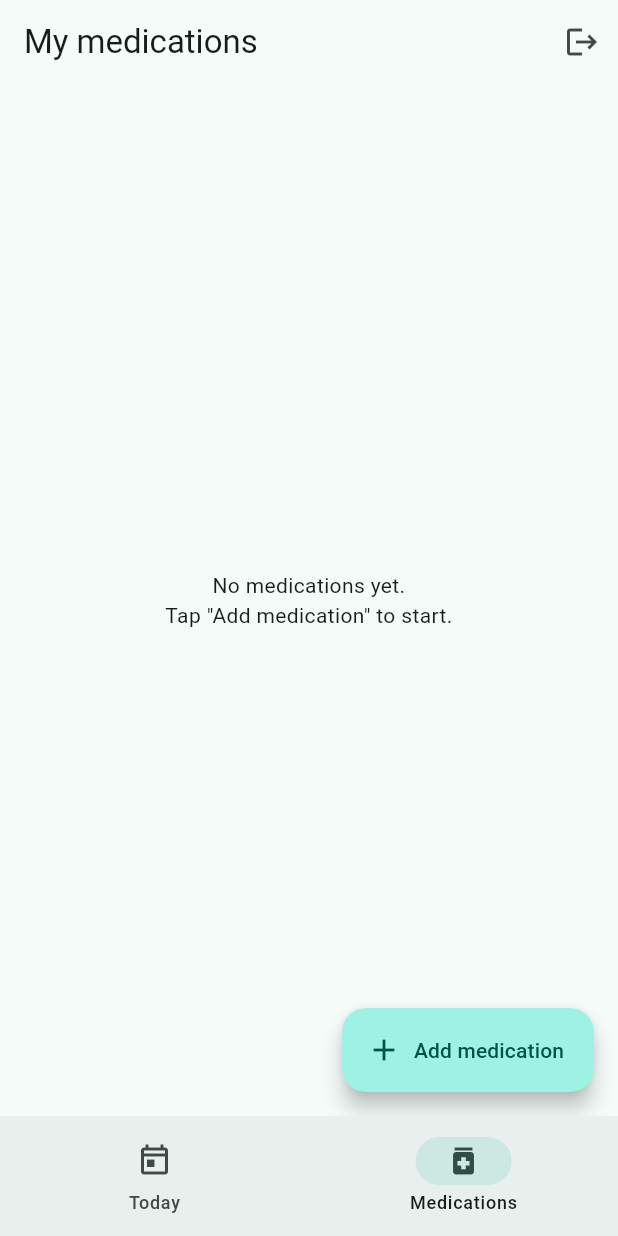
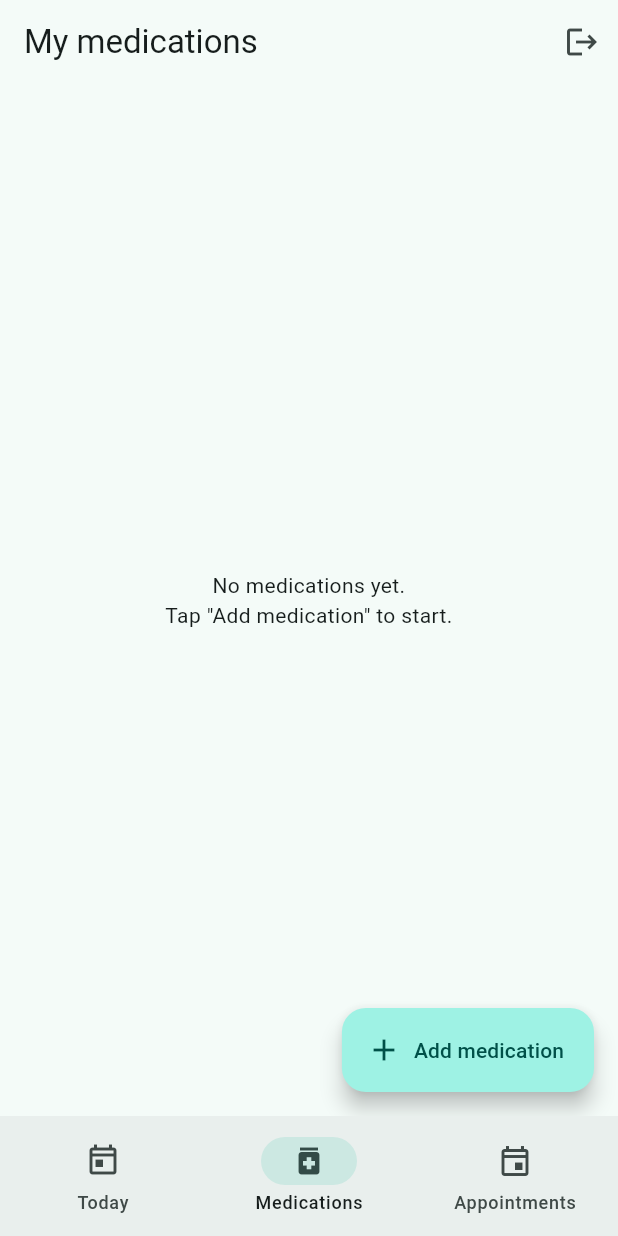
Before and after one commit to yoadin/MedTrack, a Flutter app: the screen it shows once a user with an empty profile is signed in, item 2 of the bottom bar chosen, after a tap on the "logout" icon, on a phone screen of 412 x 824 dp. Run offline on Flutter 3.47's test engine with Material 3 defaults, Android fonts, the phone set to English and light mode, and no system bars; our stand-ins replace cloud_firestore, firebase_auth, firebase_core, flutter_local_notifications, timezone; accounts and stored records are empty; project files that could hold a hidden picture were left out.

Commit message:
add appointment management features with CRUD operations and notifications

```diff
--- /dev/null
+++ b/lib/models/appointment.dart
@@ -0,0 +1,29 @@
+import 'package:cloud_firestore/cloud_firestore.dart';
+
+class Appointment {
+  final String id;
+  final String doctor;
+  final String place;
+  final DateTime dateTime;
+  final String notes;
+
+  const Appointment({
+    required this.id,
+    required this.doctor,
+    required this.place,
+    required this.dateTime,
+    required this.notes,
+  });
+
+  factory Appointment.fromDoc(DocumentSnapshot<Map<String, dynamic>> doc) {
+    final d = doc.data() ?? {};
+    final ts = d['dateTime'];
+    return Appointment(
+      id: doc.id,
+      doctor: d['doctor'] as String? ?? '',
+      place: d['place'] as String? ?? '',
+      dateTime: ts is Timestamp ? ts.toDate() : DateTime.now(),
+      notes: d['notes'] as String? ?? '',
+    );
+  }
+}
--- /dev/null
+++ b/lib/screens/appointments_screen.dart
@@ -0,0 +1,159 @@
+import 'dart:async';
+
+import 'package:flutter/material.dart';
+
+import '../models/appointment.dart';
+import '../services/appointment_service.dart';
+import '../services/notification_service.dart';
+import '../utils/format.dart';
+import 'add_appointment_screen.dart';
+
+class AppointmentsScreen extends StatefulWidget {
+  const AppointmentsScreen({super.key});
+
+  @override
+  State<AppointmentsScreen> createState() => _AppointmentsScreenState();
+}
+
+class _AppointmentsScreenState extends State<AppointmentsScreen> {
+  final _service = AppointmentService();
+  late final Stream<List<Appointment>> _stream = _service.watchAll();
+  StreamSubscription<List<Appointment>>? _reminderSub;
+
+  @override
+  void initState() {
+    super.initState();
+    // Rebuild appointment reminders whenever the list changes.
+    _reminderSub = _service.watchAll().listen(
+          (list) => NotificationService.instance.syncAppointments(list),
+          onError: (Object e) => debugPrint('Appointments stream: $e'),
+        );
+  }
+
+  @override
+  void dispose() {
+    _reminderSub?.cancel();
+    super.dispose();
+  }
+
+  Future<void> _confirmDelete(Appointment a) async {
+    final ok = await showDialog<bool>(
+      context: context,
+      builder: (ctx) => AlertDialog(
+        title: const Text('Delete appointment?'),
+        content: Text('Remove the appointment with ${a.doctor}?'),
+        actions: [
+          TextButton(
+            onPressed: () => Navigator.pop(ctx, false),
+            child: const Text('Cancel'),
+          ),
+          TextButton(
+            onPressed: () => Navigator.pop(ctx, true),
+            child: const Text('Delete'),
+          ),
+        ],
+      ),
+    );
+    if (ok == true) _service.delete(a.id);
+  }
+
+  void _edit(Appointment a) {
+    Navigator.push(
+      context,
+      MaterialPageRoute(builder: (_) => AddAppointmentScreen(appointment: a)),
+    );
+  }
+
+  Widget _tile(Appointment a, {required bool past}) {
+    final scheme = Theme.of(context).colorScheme;
+    final lines = [
+      '${formatDate(a.dateTime)} · ${formatTime(a.dateTime)}',
+      if (a.place.isNotEmpty) a.place,
+    ];
+    return Card(
+      child: ListTile(
+        onTap: () => _edit(a),
+        leading: Icon(
+          Icons.event,
+          color: past ? scheme.onSurfaceVariant : scheme.primary,
+        ),
+        title: Text(a.doctor),
+        subtitle: Text(lines.join('\n')),
+        isThreeLine: lines.length > 1,
+        trailing: IconButton(
+          tooltip: 'Delete',
+          icon: const Icon(Icons.delete_outline),
+          onPressed: () => _confirmDelete(a),
+        ),
+      ),
+    );
+  }
+
+  @override
+  Widget build(BuildContext context) {
+    return Scaffold(
+      appBar: AppBar(title: const Text('Appointments')),
+      floatingActionButton: FloatingActionButton.extended(
+        onPressed: () => Navigator.push(
+          context,
+          MaterialPageRoute(builder: (_) => const AddAppointmentScreen()),
+        ),
+        icon: const Icon(Icons.add),
+        label: const Text('Add appointment'),
+      ),
+      body: StreamBuilder<List<Appointment>>(
+        stream: _stream,
+        builder: (context, snap) {
+          if (snap.hasError) {
+            return Center(child: Text('Could not load.\n${snap.error}'));
+          }
+          if (!snap.hasData) {
+            return const Center(child: CircularProgressIndicator());
+          }
+          final all = snap.data!;
+          if (all.isEmpty) {
+            return const Center(
+              child: Padding(
+                padding: EdgeInsets.all(24),
+                child: Text(
+                  'No appointments yet.\nTap "Add appointment" to start.',
+                  textAlign: TextAlign.center,
+                ),
+              ),
+            );
+          }
+
+          final now = DateTime.now();
+          final upcoming = all.where((a) => !a.dateTime.isBefore(now)).toList();
+          final past =
+              all.where((a) => a.dateTime.isBefore(now)).toList().reversed.toList();
+
+          return ListView(
+            padding: const EdgeInsets.fromLTRB(12, 12, 12, 88),
+            children: [
+              Padding(
+                padding: const EdgeInsets.fromLTRB(4, 0, 4, 8),
+                child: Text('Upcoming',
+                    style: Theme.of(context).textTheme.titleSmall),
+              ),
+              if (upcoming.isEmpty)
+                const Padding(
+                  padding: EdgeInsets.fromLTRB(4, 0, 4, 12),
+                  child: Text('No upcoming appointments.'),
+                ),
+              for (final a in upcoming) _tile(a, past: false),
+              if (past.isNotEmpty) ...[
+                Padding(
+                  padding: const EdgeInsets.fromLTRB(4, 16, 4, 8),
+                  child: Text('Past',
+                      style: Theme.of(context).textTheme.titleSmall),
+                ),
+                for (final a in past) _tile(a, past: true),
+              ],
+            ],
+          );
+        },
+      ),
+    );
+  }
+}
--- a/lib/screens/home_screen.dart
+++ b/lib/screens/home_screen.dart
@@ -27,7 +27,7 @@ class _HomeScreenState extends State<HomeScreen> {
     // Rebuild all reminders whenever the medication list changes
     // (add, edit, delete). Works offline too, from Firestore's cache.
     _reminderSub = _service.watchAll().listen(
-          (meds) => NotificationService.instance.rescheduleAll(meds),
+          (meds) => NotificationService.instance.syncMedications(meds),
         );
   }
 
@@ -41,7 +41,7 @@ class _HomeScreenState extends State<HomeScreen> {
     await _reminderSub?.cancel();
     _reminderSub = null;
     // Remove this user's reminders from the phone before signing out.
-    await NotificationService.instance.rescheduleAll([]);
+    await NotificationService.instance.clearAll();
     await FirebaseAuth.instance.signOut();
   }
 
--- a/lib/screens/main_shell.dart
+++ b/lib/screens/main_shell.dart
@@ -2,6 +2,7 @@ import 'package:flutter/material.dart';
 
 import 'home_screen.dart';
 import 'today_screen.dart';
+import 'appointments_screen.dart';
 
 class MainShell extends StatefulWidget {
   const MainShell({super.key});
@@ -18,7 +19,7 @@ class _MainShellState extends State<MainShell> {
     return Scaffold(
       body: IndexedStack(
         index: _index,
-        children: const [TodayScreen(), HomeScreen()],
+        children: const [TodayScreen(), HomeScreen(), AppointmentsScreen()],
       ),
       bottomNavigationBar: NavigationBar(
         selectedIndex: _index,
@@ -34,6 +35,11 @@ class _MainShellState extends State<MainShell> {
             selectedIcon: Icon(Icons.medication),
             label: 'Medications',
           ),
+          NavigationDestination(
+            icon: Icon(Icons.event_outlined),
+            selectedIcon: Icon(Icons.event),
+            label: 'Appointments',
+          ),
         ],
       ),
     );
--- /dev/null
+++ b/lib/services/appointment_service.dart
@@ -0,0 +1,53 @@
+import 'package:cloud_firestore/cloud_firestore.dart';
+import 'package:firebase_auth/firebase_auth.dart';
+
+import '../models/appointment.dart';
+
+class AppointmentService {
+  CollectionReference<Map<String, dynamic>> get _col {
+    final uid = FirebaseAuth.instance.currentUser!.uid;
+    return FirebaseFirestore.instance
+        .collection('users')
+        .doc(uid)
+        .collection('appointments');
+  }
+
+  Stream<List<Appointment>> watchAll() {
+    return _col
+        .orderBy('dateTime')
+        .snapshots()
+        .map((snap) => snap.docs.map(Appointment.fromDoc).toList());
+  }
+
+  Future<void> add({
+    required String doctor,
+    required String place,
+    required DateTime dateTime,
+    required String notes,
+  }) {
+    return _col.add({
+      'doctor': doctor,
+      'place': place,
+      'dateTime': Timestamp.fromDate(dateTime),
+      'notes': notes,
+      'createdAt': Timestamp.now(),
+    });
+  }
+
+  Future<void> update(
+    String id, {
+    required String doctor,
+    required String place,
+    required DateTime dateTime,
+    required String notes,
+  }) {
+    return _col.doc(id).update({
+      'doctor': doctor,
+      'place': place,
+      'dateTime': Timestamp.fromDate(dateTime),
+      'notes': notes,
+    });
+  }
+
+  Future<void> delete(String id) => _col.doc(id).delete();
+}
--- a/lib/services/notification_service.dart
+++ b/lib/services/notification_service.dart
@@ -3,13 +3,24 @@ import 'package:flutter_local_notifications/flutter_local_notifications.dart';
 import 'package:timezone/data/latest_all.dart' as tzdata;
 import 'package:timezone/timezone.dart' as tz;
 
+import '../models/appointment.dart';
 import '../models/medication.dart';
+import '../utils/format.dart';
 
 class NotificationService {
   NotificationService._();
   static final NotificationService instance = NotificationService._();
 
   final _plugin = FlutterLocalNotificationsPlugin();
+
+  // Appointment reminders: the evening before, and one hour before.
+  static const _dayBeforeHour = 18;
+  static const _dayBeforeMinute = 0;
+  static const _appointmentIdBase = 100000;
+
+  List<Medication> _meds = const [];
+  List<Appointment> _appointments = const [];
+  Future<void> _queue = Future.value();
 
   NotificationDetails _detailsFor(String body) => NotificationDetails(
         android: AndroidNotificationDetails(
@@ -18,7 +29,6 @@ class NotificationService {
           channelDescription: 'Reminders to take your medicines',
           importance: Importance.high,
           priority: Priority.high,
-      // Shows the full text when the notification is expanded.
           styleInformation: BigTextStyleInformation(body),
         ),
       );
@@ -35,38 +45,72 @@ class NotificationService {
 
   Future<void> requestPermissions() async {
     if (kIsWeb) return;
-    final android = _plugin
-        .resolvePlatformSpecificImplementation<
-          AndroidFlutterLocalNotificationsPlugin
-        >();
+    final android = _plugin.resolvePlatformSpecificImplementation<
+        AndroidFlutterLocalNotificationsPlugin>();
     await android?.requestNotificationsPermission();
     await android?.requestExactAlarmsPermission();
+  }
+
+  Future<void> syncMedications(List<Medication> meds) {
+    _meds = meds;
+    return _rebuild();
+  }
+
+  Future<void> syncAppointments(List<Appointment> appointments) {
+    _appointments = appointments;
+    return _rebuild();
+  }
+
+  /// Removes every reminder (used on log out).
+  Future<void> clearAll() {
+    _meds = const [];
+    _appointments = const [];
+    return _rebuild();
+  }
+
+  // Rebuilds run one after another, each using the latest lists.
+  Future<void> _rebuild() {
+    _queue = _queue.then((_) => _doRebuild());
+    return _queue;
   }
 
   /// Next moment (today or tomorrow) when the clock shows [hhmm].
   tz.TZDateTime _nextInstance(String hhmm) {
     final parts = hhmm.split(':');
     final now = tz.TZDateTime.now(tz.local);
-    var t = tz.TZDateTime(
-      tz.local,
-      now.year,
-      now.month,
-      now.day,
-      int.parse(parts[0]),
-      int.parse(parts[1]),
-    );
+    var t = tz.TZDateTime(tz.local, now.year, now.month, now.day,
+        int.parse(parts[0]), int.parse(parts[1]));
     if (!t.isAfter(now)) t = t.add(const Duration(days: 1));
     return t;
   }
 
-  /// Cancels all reminders and schedules a daily one for every time of
-  /// every medication.
-  Future<void> rescheduleAll(List<Medication> meds) async {
+  Future<void> _schedule({
+    required int id,
+    required String title,
+    required String body,
+    required tz.TZDateTime when,
+    bool daily = false,
+  }) {
+    debugPrint('Scheduling "$title" at $when');
+    return _plugin.zonedSchedule(
+      id: id,
+      title: title,
+      body: body,
+      scheduledDate: when,
+      notificationDetails: _detailsFor(body),
+      androidScheduleMode: AndroidScheduleMode.exactAllowWhileIdle,
+      matchDateTimeComponents: daily ? DateTimeComponents.time : null,
+    );
+  }
+
+  Future<void> _doRebuild() async {
     if (kIsWeb) return;
+    try {
       await _plugin.cancelAll();
 
+      // Medications: one daily reminder per dose time.
       var id = 0;
-          for (final med in meds) {
+      for (final med in _meds) {
         final body = [
           if (med.dose.isNotEmpty) 'Dose: ${med.dose}',
           if (med.form.isNotEmpty) med.form,
@@ -74,18 +118,54 @@ class NotificationService {
         final text = body.isEmpty ? 'Tap to open MedTrack' : body;
 
         for (final time in med.times) {
-          final when = _nextInstance(time);
-          debugPrint('Scheduling ${med.name} at $when');
-          await _plugin.zonedSchedule(
+          await _schedule(
             id: id++,
             title: 'Time to take ${med.name}',
             body: text,
-            scheduledDate: when,
-            notificationDetails: _detailsFor(text),
-            androidScheduleMode: AndroidScheduleMode.exactAllowWhileIdle,
-            matchDateTimeComponents: DateTimeComponents.time,
+            when: _nextInstance(time),
+            daily: true,
           );
         }
       }
+
+      // Appointments: the evening before, and one hour before.
+      final now = tz.TZDateTime.now(tz.local);
+      var apptId = _appointmentIdBase;
+      for (final a in _appointments) {
+        final when = tz.TZDateTime.from(a.dateTime, tz.local);
+        final info = [
+          'With ${a.doctor} at ${formatTime(a.dateTime)}',
+          if (a.place.isNotEmpty) a.place,
+        ].join(' · ');
+
+        final prev = when.subtract(const Duration(days: 1));
+        final dayBefore = tz.TZDateTime(tz.local, prev.year, prev.month,
+            prev.day, _dayBeforeHour, _dayBeforeMinute);
+        if (dayBefore.isAfter(now)) {
+          await _schedule(
+            id: apptId,
+            title: 'Appointment tomorrow',
+            body: info,
+            when: dayBefore,
+          );
+        }
+
+        final hourBefore = when.subtract(const Duration(hours: 1));
+        if (hourBefore.isAfter(now)) {
+          await _schedule(
+            id: apptId + 1,
+            title: 'Appointment in 1 hour',
+            body: info,
+            when: hourBefore,
+          );
+        }
+        apptId += 2;
+      }
+
+      final pending = await _plugin.pendingNotificationRequests();
+      debugPrint('Reminders pending: ${pending.length}');
+    } catch (e, st) {
+      debugPrint('Reminder scheduling FAILED: $e\n$st');
     }
   }
+}
--- /dev/null
+++ b/lib/utils/format.dart
@@ -0,0 +1,13 @@
+const _months = [
+  'Jan', 'Feb', 'Mar', 'Apr', 'May', 'Jun',
+  'Jul', 'Aug', 'Sep', 'Oct', 'Nov', 'Dec',
+];
+const _days = ['Mon', 'Tue', 'Wed', 'Thu', 'Fri', 'Sat', 'Sun'];
+
+/// "Fri, 23 Oct 2026"
+String formatDate(DateTime d) =>
+    '${_days[d.weekday - 1]}, ${d.day} ${_months[d.month - 1]} ${d.year}';
+
+/// "14:30"
+String formatTime(DateTime d) =>
+    '${d.hour.toString().padLeft(2, '0')}:${d.minute.toString().padLeft(2, '0')}';
```
Also changed, not shown: lib/screens/add_appointment_screen.dart (added, +170 -0 lines). Lines whose indentation alone changed are shown as unchanged.
